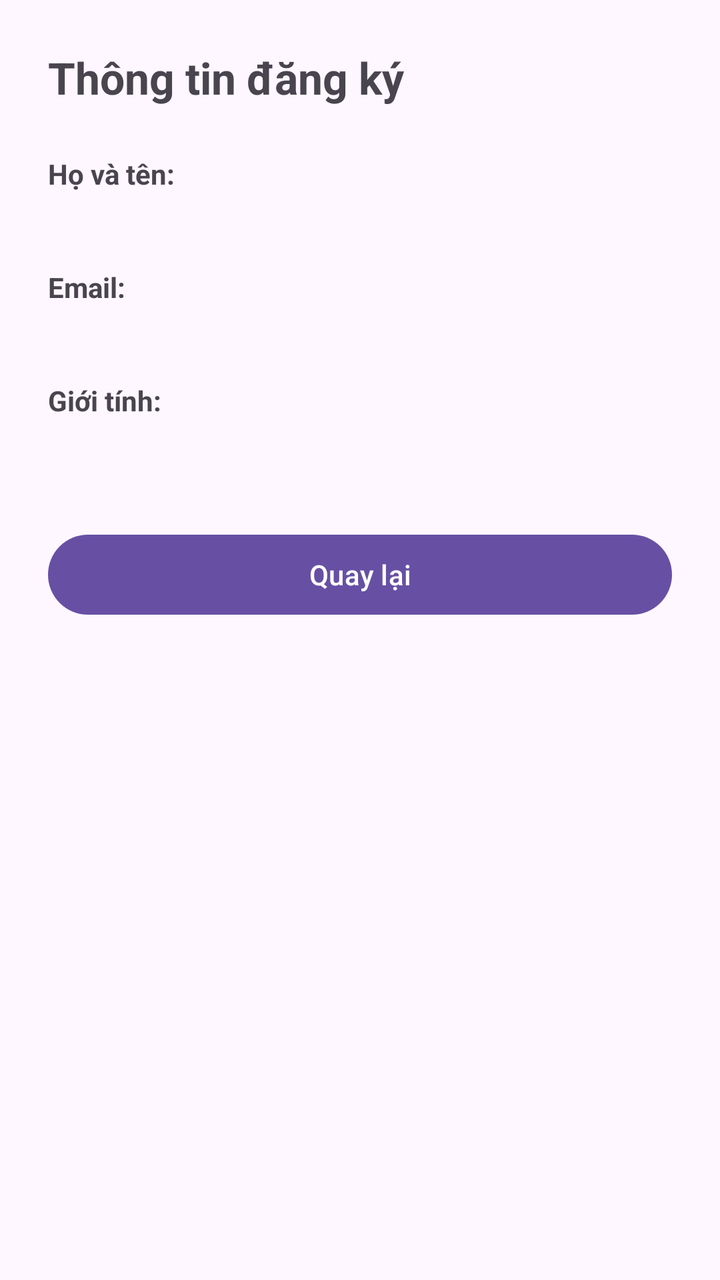
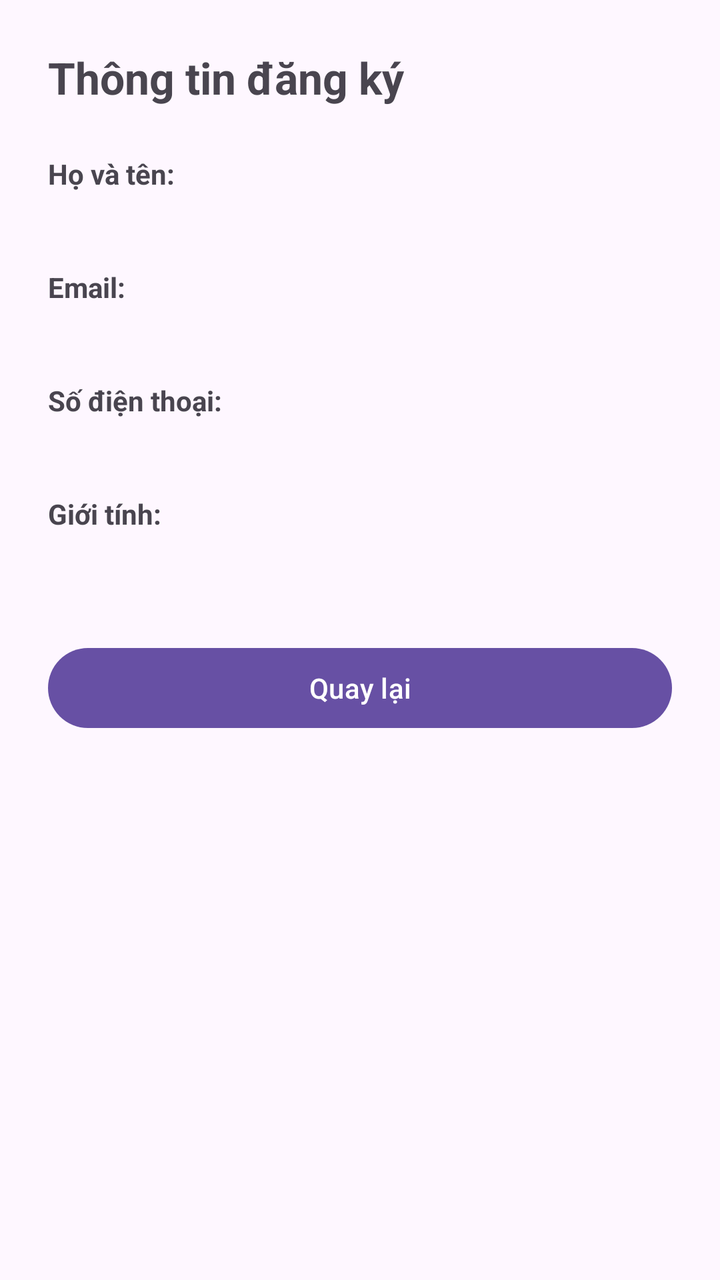

The first picture is an Android layout as it rendered before a commit; the second is the same layout after the commit. The layout source and the unified diff follow.
<!-- AndroidManifest.xml: application theme Theme.BaiTapLab5 -->
<!-- res/layout/activity_detail.xml -->
<?xml version="1.0" encoding="utf-8"?>
<LinearLayout xmlns:android="http://schemas.android.com/apk/res/android"
    xmlns:tools="http://schemas.android.com/tools"
    android:id="@+id/main"
    android:layout_width="match_parent"
    android:layout_height="match_parent"
    android:orientation="vertical"
    android:padding="24dp"
    tools:context=".ui.Detail">

    <TextView
        android:layout_width="wrap_content"
        android:layout_height="wrap_content"
        android:layout_marginBottom="24dp"
        android:text="Thông tin đăng ký"
        android:textSize="22sp"
        android:textStyle="bold" />

    <TextView
        android:layout_width="wrap_content"
        android:layout_height="wrap_content"
        android:text="Họ và tên:"
        android:textStyle="bold" />

    <TextView
        android:id="@+id/tvDetailFullName"
        android:layout_width="match_parent"
        android:layout_height="wrap_content"
        android:layout_marginBottom="16dp"
        android:textSize="16sp" />

    <TextView
        android:layout_width="wrap_content"
        android:layout_height="wrap_content"
        android:text="Email:"
        android:textStyle="bold" />

    <TextView
        android:id="@+id/tvDetailEmail"
        android:layout_width="match_parent"
        android:layout_height="wrap_content"
        android:layout_marginBottom="16dp"
        android:textSize="16sp" />

    <TextView
        android:layout_width="wrap_content"
        android:layout_height="wrap_content"
        android:text="Giới tính:"
        android:textStyle="bold" />

    <TextView
        android:id="@+id/tvDetailGender"
        android:layout_width="match_parent"
        android:layout_height="wrap_content"
        android:layout_marginBottom="32dp"
        android:textSize="16sp" />

    <com.google.android.material.button.MaterialButton
        android:id="@+id/btnBack"
        android:layout_width="match_parent"
        android:layout_height="wrap_content"
        android:text="Quay lại" />

</LinearLayout>
<!-- resources referenced by this layout -->
<resources>
  <style name="Theme.BaiTapLab5" parent="Base.Theme.BaiTapLab5" />
  <style name="Base.Theme.BaiTapLab5" parent="Theme.Material3.DayNight.NoActionBar">
          
          
      </style>
</resources>

<!-- the commit's change to res/layout/activity_detail.xml (unified diff, before → after) -->
@@ -41,6 +41,17 @@
         android:layout_height="wrap_content"
         android:layout_marginBottom="16dp"
         android:textSize="16sp" />
+    <TextView
+        android:layout_width="wrap_content"
+        android:layout_height="wrap_content"
+        android:text="Số điện thoại:"
+        android:textStyle="bold" />
+    <TextView
+        android:id="@+id/tvDetailPhone"
+        android:layout_width="match_parent"
+        android:layout_height="wrap_content"
+        android:layout_marginBottom="16dp"
+        android:textSize="16sp" />
 
     <TextView
         android:layout_width="wrap_content"
